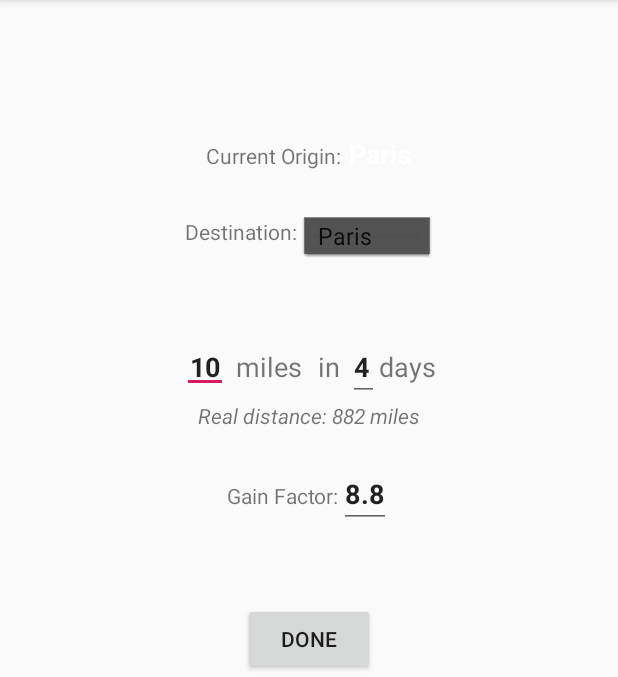
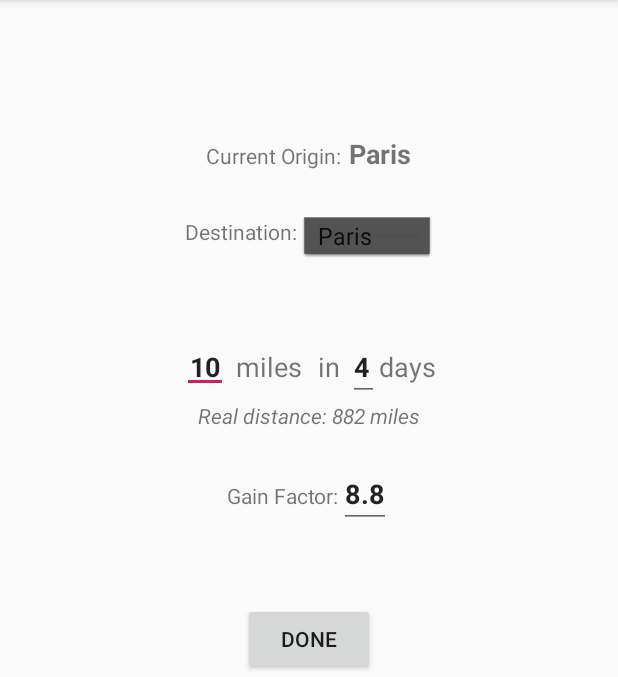
Before and after one commit to VOjha/Run-the-World, an Android app: the CreateNewRun screen opened directly, with no data from a screen before it, on a phone screen of 412 x 824 dp, the part 84-761 px from its top. Run offline under Robolectric (Android 15) with nearby library versions, the phone set to English and light mode, and no system bars.

Commit message:
Remove white text

```diff
--- a/RuntheWorld/app/src/main/res/layout/activity_create_new_run.xml
+++ b/RuntheWorld/app/src/main/res/layout/activity_create_new_run.xml
@@ -28,7 +28,6 @@
                 android:layout_width="wrap_content"
                 android:layout_height="wrap_content"
                 android:layout_marginLeft="5dp"
-                android:textColor="@color/colorWhite"
                 android:textStyle="bold"
                 android:textSize="18sp"
                 android:text="Paris"/>
```
